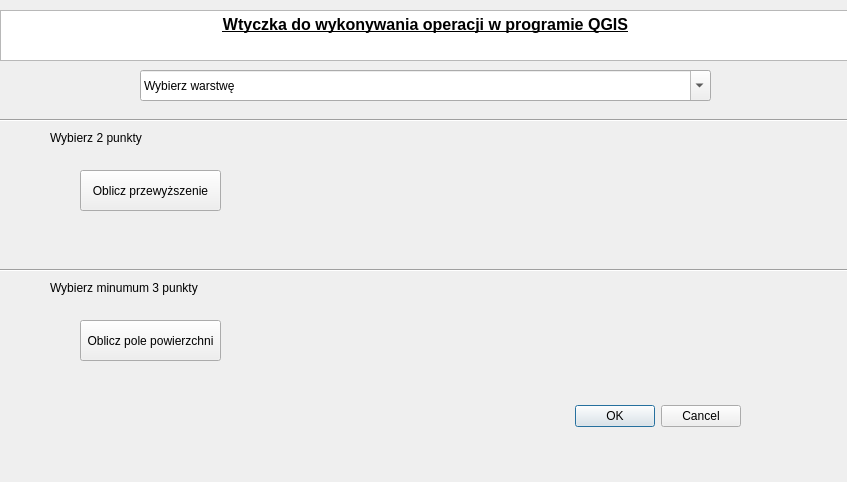
This is wtyczka_projekt/wtyczka_projekt_dialog_base.ui in NinaJanczak/projekt_2_informatyka as Qt 5 draws it before an edit. The edited form follows.
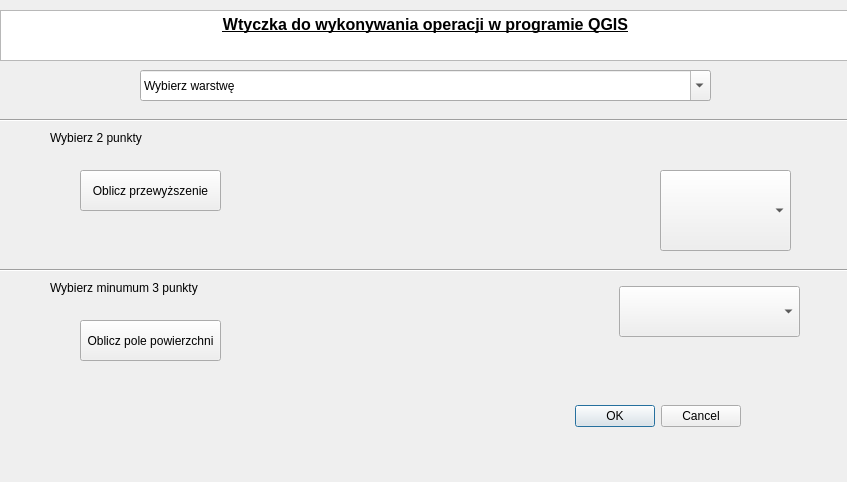
This is the edited form. Custom widgets are drawn as their Qt base class.

Commit message: nowe okna testowe

```diff
--- a/wtyczka_projekt/wtyczka_projekt_dialog_base.ui
+++ b/wtyczka_projekt/wtyczka_projekt_dialog_base.ui
@@ -166,8 +166,53 @@
     <string/>
    </property>
   </widget>
+  <widget class="QgsFeatureListComboBox" name="mFeatureListComboBox">
+   <property name="geometry">
+    <rect>
+     <x>660</x>
+     <y>170</y>
+     <width>131</width>
+     <height>81</height>
+    </rect>
+   </property>
+  </widget>
+  <widget class="QgsFieldComboBox" name="mFieldComboBox">
+   <property name="geometry">
+    <rect>
+     <x>619</x>
+     <y>286</y>
+     <width>181</width>
+     <height>51</height>
+    </rect>
+   </property>
+  </widget>
+  <widget class="QgsFieldExpressionWidget" name="mFieldExpressionWidget">
+   <property name="geometry">
+    <rect>
+     <x>400</x>
+     <y>140</y>
+     <width>211</width>
+     <height>51</height>
+    </rect>
+   </property>
+  </widget>
  </widget>
  <customwidgets>
+  <customwidget>
+   <class>QgsFeatureListComboBox</class>
+   <extends>QComboBox</extends>
+   <header>qgsfeaturelistcombobox.h</header>
+  </customwidget>
+  <customwidget>
+   <class>QgsFieldComboBox</class>
+   <extends>QComboBox</extends>
+   <header>qgsfieldcombobox.h</header>
+  </customwidget>
+  <customwidget>
+   <class>QgsFieldExpressionWidget</class>
+   <extends>QWidget</extends>
+   <header>qgsfieldexpressionwidget.h</header>
+  </customwidget>
   <customwidget>
    <class>QgsMapLayerComboBox</class>
    <extends>QComboBox</extends>
```
The commit also changes 1 other file.
